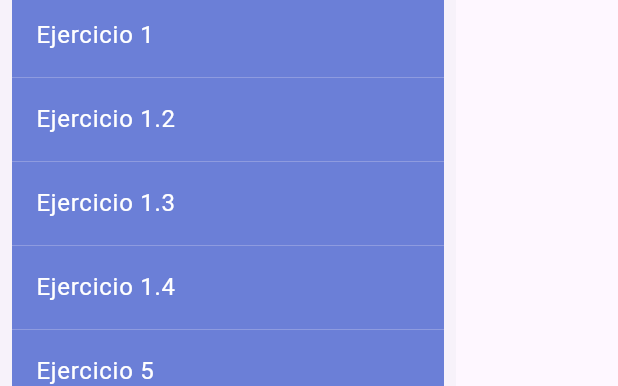
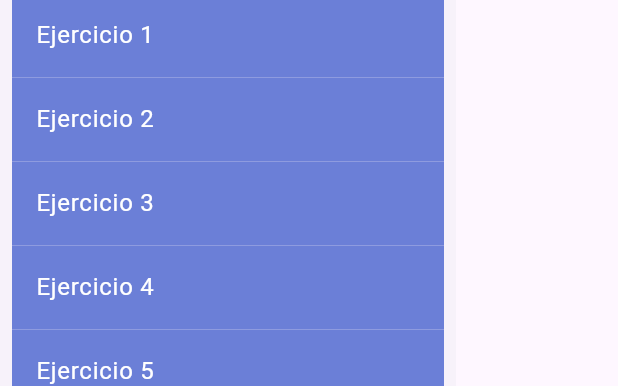
Before and after one commit to Samus51/Flutter, a Flutter app: the MenuLateral widget shown alone on an empty page, opened directly, on a phone screen of 412 x 824 dp. Shown: the part 272-658 px from the top of the screen. Run offline on Flutter 3.47's test engine with Material 3 defaults, Android fonts, the phone set to English and light mode, and no system bars; our stand-ins replace google_fonts.

Commit message:
Subida Relacion 1 y 2 v3

```diff
--- a/Flutter1-SFR/Ej1/lib/screens/enlace6.dart
+++ b/Flutter1-SFR/Ej1/lib/screens/enlace6.dart
@@ -15,14 +15,12 @@ class Enlace6 extends StatelessWidget {
           mainAxisAlignment: MainAxisAlignment.spaceAround,
           crossAxisAlignment: CrossAxisAlignment.center,
           children: [
-            // Primera fila (1 icono)
             Row(
               mainAxisAlignment: MainAxisAlignment.center,
               children: [
                 buildIconColumn("assets/images/ibai.jpg", "Icono 1"),
               ],
             ),
-            // Segunda fila (2 iconos)
             Row(
               mainAxisAlignment: MainAxisAlignment.spaceEvenly,
               children: [
@@ -30,7 +28,6 @@ class Enlace6 extends StatelessWidget {
                 buildIconColumn("assets/images/ibai.jpg", "Icono 3"),
               ],
             ),
-            // Tercera fila (3 iconos)
             Row(
               mainAxisAlignment: MainAxisAlignment.spaceEvenly,
               children: [
@@ -54,7 +51,7 @@ class Enlace6 extends StatelessWidget {
           width: 60,
           height: 60,
         ),
-        const SizedBox(height: 8), // Espacio entre el icono y el texto
+        const SizedBox(height: 8),
         Text(label, style: const TextStyle(fontSize: 14)),
       ],
     );
--- a/Flutter1-SFR/Ej1/lib/screens/enlace8.dart
+++ b/Flutter1-SFR/Ej1/lib/screens/enlace8.dart
@@ -1,5 +1,5 @@
 import 'package:flutter/material.dart';
-import 'instagram/GridViewWidget.dart';
+import 'instagram/grid_view_widget.dart';
 import 'instagram/LastFootWidget.dart';
 import 'instagram/actions_widget.dart';
 import 'instagram/footer_widget.dart';
--- a/Flutter1-SFR/Ej1/lib/screens/menu_lateral.dart
+++ b/Flutter1-SFR/Ej1/lib/screens/menu_lateral.dart
@@ -45,7 +45,7 @@ class MenuLateral extends StatelessWidget {
             color: const Color(0xFF6B7FD7),
             child: ListTile(
               title: const Text(
-                "Ejercicio 1.2",
+                "Ejercicio 2",
                 style: TextStyle(color: Colors.white,),
               ),
               onTap: () {
@@ -59,7 +59,7 @@ class MenuLateral extends StatelessWidget {
             color: const Color(0xFF6B7FD7),
             child: ListTile(
               title: const Text(
-                "Ejercicio 1.3",
+                "Ejercicio 3",
                 style: TextStyle(color: Colors.white),
               ),
               onTap: () {
@@ -73,7 +73,7 @@ class MenuLateral extends StatelessWidget {
             color: const Color(0xFF6B7FD7),
             child: ListTile(
               title: const Text(
-                "Ejercicio 1.4",
+                "Ejercicio 4",
                 style: TextStyle(color: Colors.white),
               ),
               onTap: () {
```
Also changed, not shown: Flutter1-SFR/Ej1/lib/screens/instagram/footer_widget.dart (+4 -6 lines), Flutter1-SFR/Ej1/lib/screens/instagram/profile_widget.dart (+3 -4 lines), Flutter1-SFR/Ej1/lib/screens/instagram/grid_view_widget.dart (renamed from Flutter1-SFR/Ej1/lib/screens/instagram/GridViewWidget.dart).
